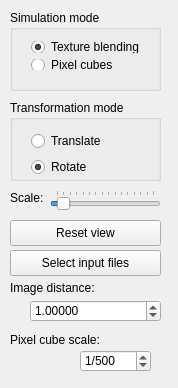
Before: the Qt Designer form glxraysim/mainwindow.ui in ulikoehler/xraysim, drawn with Qt 5.
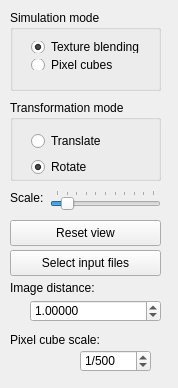
After: the same form once the commit is applied.

Commit message: Set scale slider maximum to 1000 (instead of 1500) to make the handling easier; issues making this neccessary have already been fixed

Patch:
```diff
--- a/glxraysim/mainwindow.ui
+++ b/glxraysim/mainwindow.ui
@@ -104,7 +104,7 @@
      <number>0</number>
     </property>
     <property name="maximum">
-     <number>1500</number>
+     <number>1000</number>
     </property>
     <property name="value">
      <number>100</number>
```
The commit also changes 1 other file.
